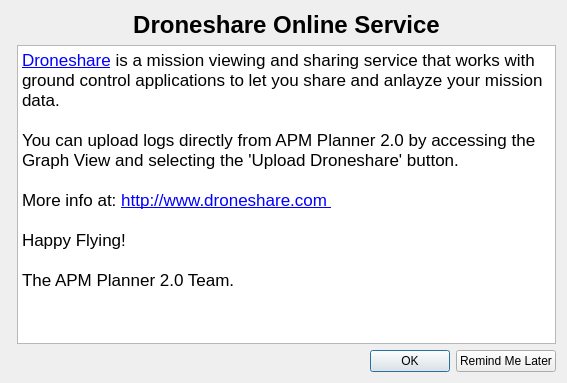
This is src/ui/DroneshareDialog.ui in ArduPilot/apm_planner as Qt 5 draws it before an edit. The edited form follows.
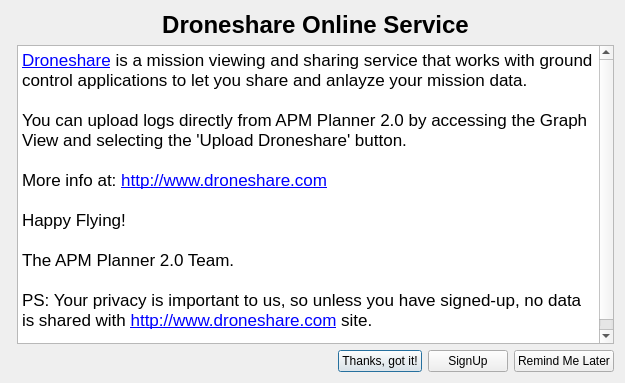
This is the edited form. Icons and pictures are not drawn.

Commit message: Droneshare: Renamed button to ‘Thanks, Got it!’ + added ‘Sign-Up’ button

The edit to the form file:
```diff
--- a/src/ui/DroneshareDialog.ui
+++ b/src/ui/DroneshareDialog.ui
@@ -6,7 +6,7 @@
    <rect>
     <x>0</x>
     <y>0</y>
-    <width>567</width>
+    <width>625</width>
     <height>383</height>
    </rect>
   </property>
@@ -63,18 +63,19 @@
           <string>&lt;!DOCTYPE HTML PUBLIC &quot;-//W3C//DTD HTML 4.0//EN&quot; &quot;http://www.w3.org/TR/REC-html40/strict.dtd&quot;&gt;
 &lt;html&gt;&lt;head&gt;&lt;meta name=&quot;qrichtext&quot; content=&quot;1&quot; /&gt;&lt;style type=&quot;text/css&quot;&gt;
 p, li { white-space: pre-wrap; }
-&lt;/style&gt;&lt;/head&gt;&lt;body style=&quot; font-family:'.Lucida Grande UI'; font-size:13pt; font-weight:400; font-style:normal;&quot;&gt;
-&lt;p style=&quot; margin-top:0px; margin-bottom:0px; margin-left:0px; margin-right:0px; -qt-block-indent:0; text-indent:0px;&quot;&gt;&lt;a href=&quot;http://droneshare.com&quot;&gt;&lt;span style=&quot; text-decoration: underline; color:#0000ff;&quot;&gt;Droneshare&lt;/span&gt;&lt;/a&gt; is a mission viewing and sharing service that works with ground control applications to let you share and anlayze your mission data.&lt;/p&gt;
-&lt;p style=&quot;-qt-paragraph-type:empty; margin-top:0px; margin-bottom:0px; margin-left:0px; margin-right:0px; -qt-block-indent:0; text-indent:0px;&quot;&gt;&lt;br /&gt;&lt;/p&gt;
-&lt;p style=&quot; margin-top:0px; margin-bottom:0px; margin-left:0px; margin-right:0px; -qt-block-indent:0; text-indent:0px;&quot;&gt;You can upload logs directly from APM Planner 2.0 by accessing the Graph View and selecting the 'Upload Droneshare' button.&lt;/p&gt;
-&lt;p style=&quot;-qt-paragraph-type:empty; margin-top:0px; margin-bottom:0px; margin-left:0px; margin-right:0px; -qt-block-indent:0; text-indent:0px;&quot;&gt;&lt;br /&gt;&lt;/p&gt;
-&lt;p style=&quot; margin-top:0px; margin-bottom:0px; margin-left:0px; margin-right:0px; -qt-block-indent:0; text-indent:0px;&quot;&gt;More info at: &lt;a href=&quot;http://www.droneshare.com&quot;&gt;&lt;span style=&quot; text-decoration: underline; color:#0000ff;&quot;&gt;http://www.droneshare.com &lt;/span&gt;&lt;/a&gt;&lt;/p&gt;
-&lt;p style=&quot;-qt-paragraph-type:empty; margin-top:0px; margin-bottom:0px; margin-left:0px; margin-right:0px; -qt-block-indent:0; text-indent:0px;&quot;&gt;&lt;br /&gt;&lt;/p&gt;
-&lt;p style=&quot; margin-top:0px; margin-bottom:0px; margin-left:0px; margin-right:0px; -qt-block-indent:0; text-indent:0px;&quot;&gt;Happy Flying!&lt;/p&gt;
-&lt;p style=&quot;-qt-paragraph-type:empty; margin-top:0px; margin-bottom:0px; margin-left:0px; margin-right:0px; -qt-block-indent:0; text-indent:0px;&quot;&gt;&lt;br /&gt;&lt;/p&gt;
-&lt;p style=&quot; margin-top:0px; margin-bottom:0px; margin-left:0px; margin-right:0px; -qt-block-indent:0; text-indent:0px;&quot;&gt;The APM Planner 2.0 Team.&lt;/p&gt;
-&lt;p style=&quot;-qt-paragraph-type:empty; margin-top:0px; margin-bottom:0px; margin-left:0px; margin-right:0px; -qt-block-indent:0; text-indent:0px;&quot;&gt;&lt;br /&gt;&lt;/p&gt;
-&lt;p style=&quot;-qt-paragraph-type:empty; margin-top:0px; margin-bottom:0px; margin-left:0px; margin-right:0px; -qt-block-indent:0; text-indent:0px;&quot;&gt;&lt;br /&gt;&lt;/p&gt;&lt;/body&gt;&lt;/html&gt;</string>
+&lt;/style&gt;&lt;/head&gt;&lt;body style=&quot; font-family:'.Helvetica Neue DeskInterface'; font-size:13pt; font-weight:400; font-style:normal;&quot;&gt;
+&lt;p style=&quot; margin-top:0px; margin-bottom:0px; margin-left:0px; margin-right:0px; -qt-block-indent:0; text-indent:0px;&quot;&gt;&lt;a href=&quot;http://droneshare.com&quot;&gt;&lt;span style=&quot; font-family:'.Lucida Grande UI'; text-decoration: underline; color:#0000ff;&quot;&gt;Droneshare&lt;/span&gt;&lt;/a&gt;&lt;span style=&quot; font-family:'.Lucida Grande UI';&quot;&gt; is a mission viewing and sharing service that works with ground control applications to let you share and anlayze your mission data.&lt;/span&gt;&lt;/p&gt;
+&lt;p style=&quot;-qt-paragraph-type:empty; margin-top:0px; margin-bottom:0px; margin-left:0px; margin-right:0px; -qt-block-indent:0; text-indent:0px; font-family:'.Lucida Grande UI';&quot;&gt;&lt;br /&gt;&lt;/p&gt;
+&lt;p style=&quot; margin-top:0px; margin-bottom:0px; margin-left:0px; margin-right:0px; -qt-block-indent:0; text-indent:0px;&quot;&gt;&lt;span style=&quot; font-family:'.Lucida Grande UI';&quot;&gt;You can upload logs directly from APM Planner 2.0 by accessing the Graph View and selecting the 'Upload Droneshare' button.&lt;/span&gt;&lt;/p&gt;
+&lt;p style=&quot;-qt-paragraph-type:empty; margin-top:0px; margin-bottom:0px; margin-left:0px; margin-right:0px; -qt-block-indent:0; text-indent:0px; font-family:'.Lucida Grande UI';&quot;&gt;&lt;br /&gt;&lt;/p&gt;
+&lt;p style=&quot; margin-top:0px; margin-bottom:0px; margin-left:0px; margin-right:0px; -qt-block-indent:0; text-indent:0px;&quot;&gt;&lt;span style=&quot; font-family:'.Lucida Grande UI';&quot;&gt;More info at: &lt;/span&gt;&lt;a href=&quot;http://www.droneshare.com&quot;&gt;&lt;span style=&quot; font-family:'.Lucida Grande UI'; text-decoration: underline; color:#0000ff;&quot;&gt;http://www.droneshare.com&lt;/span&gt;&lt;/a&gt;&lt;/p&gt;
+&lt;p style=&quot;-qt-paragraph-type:empty; margin-top:0px; margin-bottom:0px; margin-left:0px; margin-right:0px; -qt-block-indent:0; text-indent:0px; font-family:'.Lucida Grande UI';&quot;&gt;&lt;br /&gt;&lt;/p&gt;
+&lt;p style=&quot; margin-top:0px; margin-bottom:0px; margin-left:0px; margin-right:0px; -qt-block-indent:0; text-indent:0px;&quot;&gt;&lt;span style=&quot; font-family:'.Lucida Grande UI';&quot;&gt;Happy Flying!&lt;/span&gt;&lt;/p&gt;
+&lt;p style=&quot;-qt-paragraph-type:empty; margin-top:0px; margin-bottom:0px; margin-left:0px; margin-right:0px; -qt-block-indent:0; text-indent:0px; font-family:'.Lucida Grande UI';&quot;&gt;&lt;br /&gt;&lt;/p&gt;
+&lt;p style=&quot; margin-top:0px; margin-bottom:0px; margin-left:0px; margin-right:0px; -qt-block-indent:0; text-indent:0px;&quot;&gt;&lt;span style=&quot; font-family:'.Lucida Grande UI';&quot;&gt;The APM Planner 2.0 Team.&lt;/span&gt;&lt;/p&gt;
+&lt;p style=&quot;-qt-paragraph-type:empty; margin-top:0px; margin-bottom:0px; margin-left:0px; margin-right:0px; -qt-block-indent:0; text-indent:0px; font-family:'.Lucida Grande UI';&quot;&gt;&lt;br /&gt;&lt;/p&gt;
+&lt;p style=&quot; margin-top:0px; margin-bottom:0px; margin-left:0px; margin-right:0px; -qt-block-indent:0; text-indent:0px;&quot;&gt;&lt;span style=&quot; font-family:'.Lucida Grande UI';&quot;&gt;PS: Your privacy is important to us, so unless you have signed-up, no data is shared with &lt;/span&gt;&lt;a href=&quot;http://www.droneshare.com&quot;&gt;&lt;span style=&quot; font-family:'.Lucida Grande UI'; text-decoration: underline; color:#0000ff;&quot;&gt;http://www.droneshare.com&lt;/span&gt;&lt;/a&gt;&lt;span style=&quot; font-family:'.Lucida Grande UI';&quot;&gt; site.&lt;/span&gt;&lt;/p&gt;
+&lt;p style=&quot;-qt-paragraph-type:empty; margin-top:0px; margin-bottom:0px; margin-left:0px; margin-right:0px; -qt-block-indent:0; text-indent:0px; font-family:'.Lucida Grande UI';&quot;&gt;&lt;br /&gt;&lt;/p&gt;&lt;/body&gt;&lt;/html&gt;</string>
          </property>
         </widget>
        </item>
@@ -96,7 +97,14 @@
          <item>
           <widget class="QPushButton" name="okPushButton">
            <property name="text">
-            <string>OK</string>
+            <string>Thanks, got it!</string>
+           </property>
+          </widget>
+         </item>
+         <item>
+          <widget class="QPushButton" name="signUpPushButton">
+           <property name="text">
+            <string>SignUp</string>
            </property>
           </widget>
          </item>
```
The commit also changes 2 other files.
